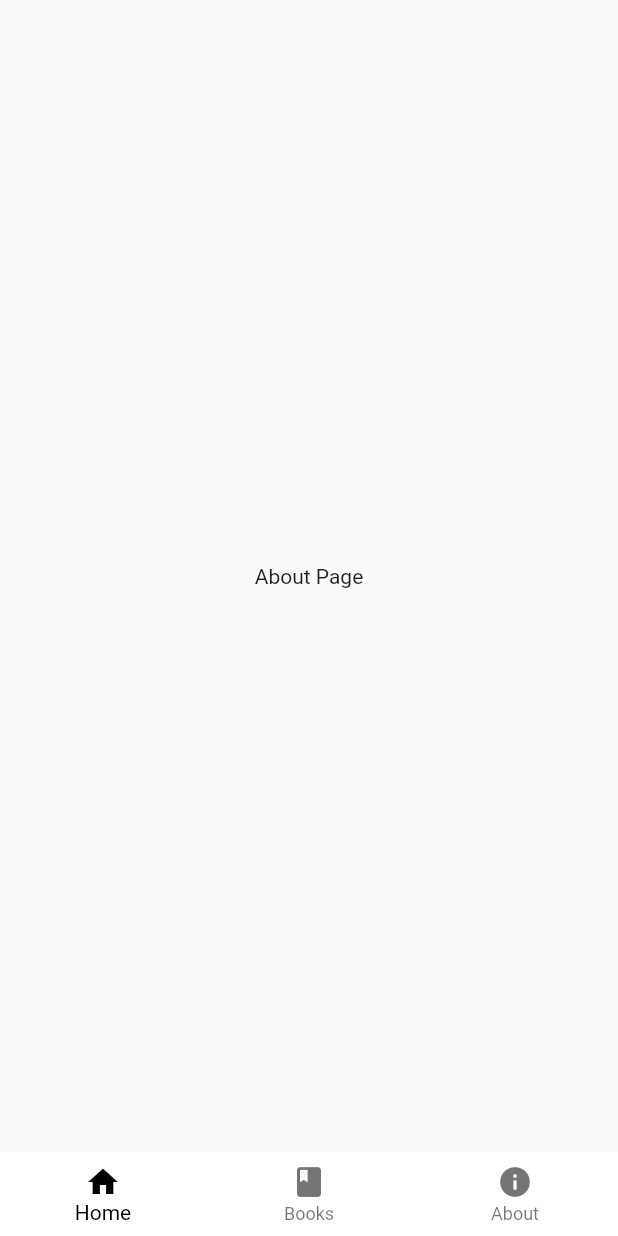
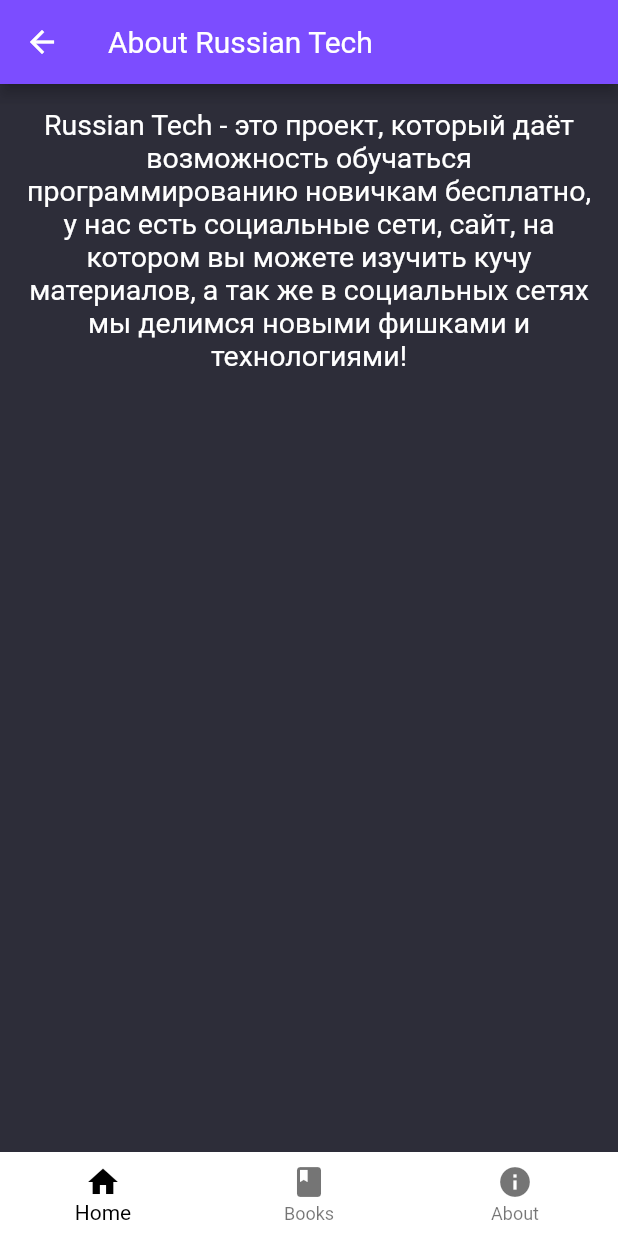
Before and after one commit to RussianTech-IT/Flutter, a Flutter app: the screen it shows after launch, item 3 of the bottom bar chosen, on a phone screen of 412 x 824 dp. Run offline on Flutter 3.47's test engine with Material 2 defaults, Android fonts, the phone set to English and light mode, and no system bars; missing offline and left inert: flutter_devicon.

Commit message:
Update file

```diff
--- a/lib/pages/about_page.dart
+++ b/lib/pages/about_page.dart
@@ -1,5 +1,6 @@
 import 'package:flutter/material.dart';
 import 'package:rutech_mobile/pages/home_page.dart';
+import 'package:url_launcher/url_launcher.dart';
 
 class AboutPage extends StatefulWidget {
   const AboutPage({super.key});
@@ -9,8 +10,9 @@
 }
 
 class _AboutPageState extends State<AboutPage> {
-  String resTest = "";
-  // bottom el
+  String main_text =
+      "Russian Tech - это проект, который даёт возможность обучаться программированию новичкам бесплатно, у нас есть социальные сети, сайт, на котором вы можете изучить кучу материалов, а так же в социальных сетях мы делимся новыми фишками и технологиями!";
+  String resTest = '';
   int _selectedIndex = 0;
   static const TextStyle optionStyle =
       TextStyle(fontSize: 30, fontWeight: FontWeight.bold);
@@ -33,27 +35,31 @@
     setState(() {
       _selectedIndex = index;
     });
-    // for test
 
     if (index == 0) {
-      resTest = "Home";
+      resTest = 'Home';
       Navigator.of(context)
           .push(MaterialPageRoute(builder: (context) => HomePage()));
     } else if (index == 1) {
-      resTest = "Books";
+      resTest = 'Books';
     } else if (index == 2) {
-      resTest = "About";
+      resTest = 'About';
       Navigator.of(context)
           .push(MaterialPageRoute(builder: (context) => AboutPage()));
     }
-    print('Clicked Bottom Navigator ${resTest} element ✅');
+    print('Clicked Bottom Navigator $resTest element ✅');
   }
 
   @override
   Widget build(BuildContext context) {
     return Scaffold(
-      body: Center(
-        child: Text('About Page'),
+      backgroundColor: Color.fromRGBO(22, 22, 36, 0.9),
+      appBar: AppBar(
+        title: Text(
+          'About Russian Tech',
+          style: TextStyle(fontWeight: FontWeight.normal),
+        ),
+        backgroundColor: Colors.deepPurpleAccent,
       ),
       bottomNavigationBar: BottomNavigationBar(
         backgroundColor: Colors.white,
@@ -67,6 +73,30 @@
         selectedItemColor: Colors.black,
         onTap: _onItemTapped,
       ),
+      body: SingleChildScrollView(
+        child: Center(
+          child: Container(
+            padding: EdgeInsets.all(16),
+            child: Row(
+              mainAxisAlignment: MainAxisAlignment.center,
+              children: [
+                Expanded(
+                  child: Container(
+                    child: Text(
+                      main_text,
+                      textAlign: TextAlign.center,
+                      style: TextStyle(
+                        fontSize: 19,
+                        color: Colors.white,
+                      ),
+                    ),
+                  ),
+                ),
+              ],
+            ),
+          ),
+        ),
+      ),
     );
   }
 }
--- a/pubspec.yaml
+++ b/pubspec.yaml
@@ -30,10 +30,11 @@
 dependencies:
   flutter:
     sdk: flutter
-
+  url_launcher: ^6.1.12
 
   # The following adds the Cupertino Icons font to your application.
   # Use with the CupertinoIcons class for iOS style icons.
+  flutter_devicon: ^1.0.1
   cupertino_icons: ^1.0.2
 
 dev_dependencies:
```
Also changed, not shown: lib/models/languagesList.dart (+12 -12 lines), lib/pages/home_page.dart (+0 -10 lines), pubspec.lock, 12 other files.
